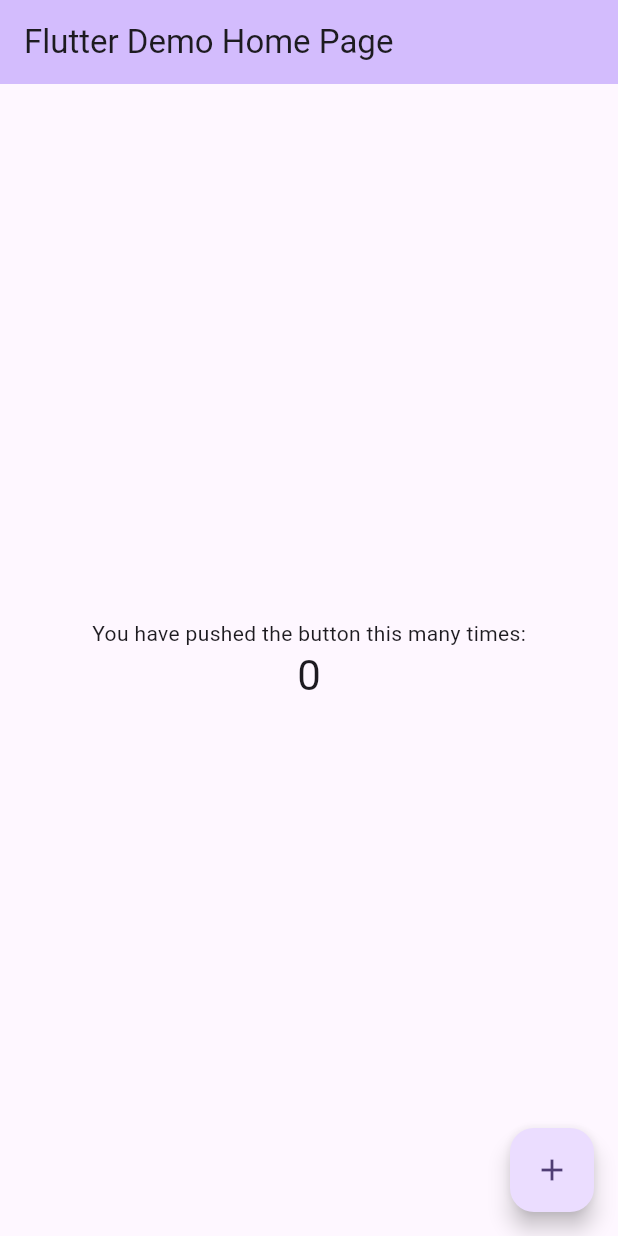
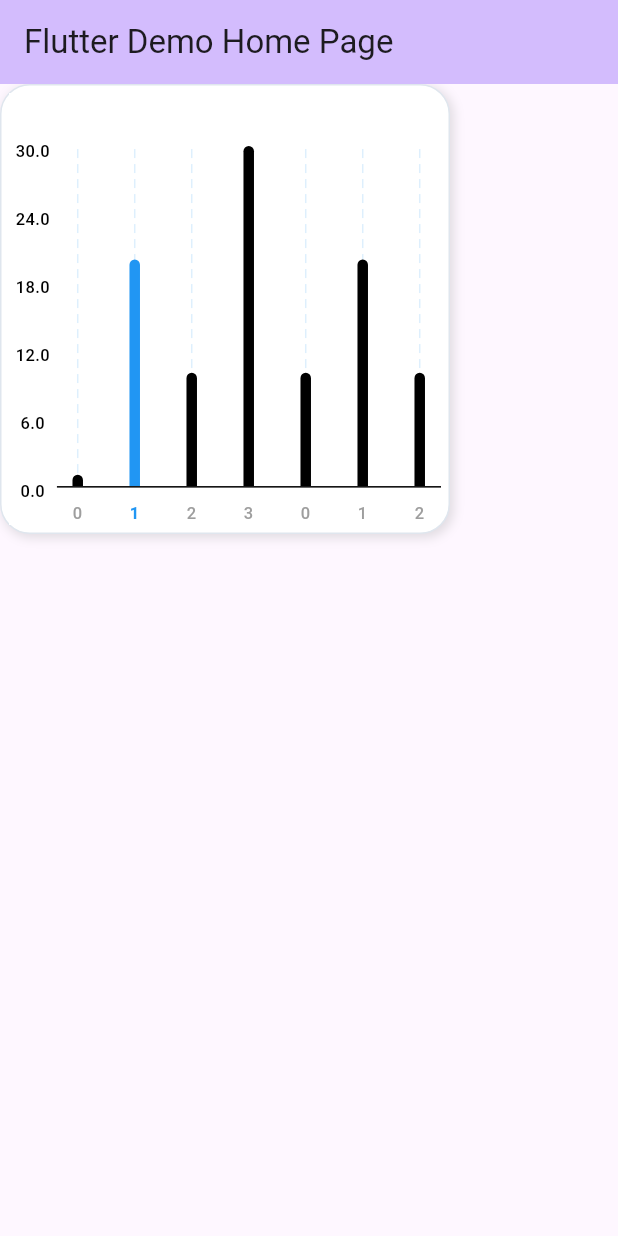
Before and after one commit to icecrao2/moon_charts, a Flutter app: the screen it shows after launch, on a phone screen of 412 x 824 dp. Run offline on Flutter 3.47's test engine with Material 3 defaults, Android fonts, the phone set to English and light mode, and no system bars.

Commit message:
y 축 단위 라벨 로직 버그 수정

```diff
--- a/example/lib/main.dart
+++ b/example/lib/main.dart
@@ -1,4 +1,5 @@
 import 'package:flutter/material.dart';
+import 'package:moon_graphs/moon_graphs.dart';
 
 void main() {
   runApp(const MyApp());
@@ -7,27 +8,11 @@ void main() {
 class MyApp extends StatelessWidget {
   const MyApp({super.key});
 
-  // This widget is the root of your application.
   @override
   Widget build(BuildContext context) {
     return MaterialApp(
       title: 'Flutter Demo',
       theme: ThemeData(
-        // This is the theme of your application.
-        //
-        // TRY THIS: Try running your application with "flutter run". You'll see
-        // the application has a purple toolbar. Then, without quitting the app,
-        // try changing the seedColor in the colorScheme below to Colors.green
-        // and then invoke "hot reload" (save your changes or press the "hot
-        // reload" button in a Flutter-supported IDE, or press "r" if you used
-        // the command line to start the app).
-        //
-        // Notice that the counter didn't reset back to zero; the application
-        // state is not lost during the reload. To reset the state, use hot
-        // restart instead.
-        //
-        // This works for code too, not just values: Most code changes can be
-        // tested with just a hot reload.
         colorScheme: ColorScheme.fromSeed(seedColor: Colors.deepPurple),
         useMaterial3: true,
       ),
@@ -39,15 +24,6 @@ class MyApp extends StatelessWidget {
 class MyHomePage extends StatefulWidget {
   const MyHomePage({super.key, required this.title});
 
-  // This widget is the home page of your application. It is stateful, meaning
-  // that it has a State object (defined below) that contains fields that affect
-  // how it looks.
-
-  // This class is the configuration for the state. It holds the values (in this
-  // case the title) provided by the parent (in this case the App widget) and
-  // used by the build method of the State. Fields in a Widget subclass are
-  // always marked "final".
-
   final String title;
 
   @override
@@ -55,71 +31,45 @@ class MyHomePage extends StatefulWidget {
 }
 
 class _MyHomePageState extends State<MyHomePage> {
-  int _counter = 0;
-
-  void _incrementCounter() {
-    setState(() {
-      // This call to setState tells the Flutter framework that something has
-      // changed in this State, which causes it to rerun the build method below
-      // so that the display can reflect the updated values. If we changed
-      // _counter without calling setState(), then the build method would not be
-      // called again, and so nothing would appear to happen.
-      _counter++;
-    });
-  }
-
   @override
   Widget build(BuildContext context) {
-    // This method is rerun every time setState is called, for instance as done
-    // by the _incrementCounter method above.
-    //
-    // The Flutter framework has been optimized to make rerunning build methods
-    // fast, so that you can just rebuild anything that needs updating rather
-    // than having to individually change instances of widgets.
+
     return Scaffold(
       appBar: AppBar(
-        // TRY THIS: Try changing the color here to a specific color (to
-        // Colors.amber, perhaps?) and trigger a hot reload to see the AppBar
-        // change color while the other colors stay the same.
         backgroundColor: Theme.of(context).colorScheme.inversePrimary,
-        // Here we take the value from the MyHomePage object that was created by
-        // the App.build method, and use it to set our appbar title.
         title: Text(widget.title),
       ),
-      body: Center(
-        // Center is a layout widget. It takes a single child and positions it
-        // in the middle of the parent.
-        child: Column(
-          // Column is also a layout widget. It takes a list of children and
-          // arranges them vertically. By default, it sizes itself to fit its
-          // children horizontally, and tries to be as tall as its parent.
-          //
-          // Column has various properties to control how it sizes itself and
-          // how it positions its children. Here we use mainAxisAlignment to
-          // center the children vertically; the main axis here is the vertical
-          // axis because Columns are vertical (the cross axis would be
-          // horizontal).
-          //
-          // TRY THIS: Invoke "debug painting" (choose the "Toggle Debug Paint"
-          // action in the IDE, or press "p" in the console), to see the
-          // wireframe for each widget.
-          mainAxisAlignment: MainAxisAlignment.center,
-          children: <Widget>[
-            const Text(
-              'You have pushed the button this many times:',
-            ),
-            Text(
-              '$_counter',
-              style: Theme.of(context).textTheme.headlineMedium,
-            ),
+      body: Container(
+        width: 300,
+        height: 300,
+        alignment: Alignment.center,
+        child: BarChartWidget(
+          chartPointGroup: [
+            ChartPointUIModel(x: '0', y: 1),
+            ChartPointUIModel(x: '1', y: 20),
+            ChartPointUIModel(x: '2', y: 10),
+            ChartPointUIModel(x: '3', y: 40),
+            ChartPointUIModel(x: '0', y: 10),
+            ChartPointUIModel(x: '1', y: 20),
+            ChartPointUIModel(x: '2', y: 10),
+            ChartPointUIModel(x: '3', y: 40),
+            ChartPointUIModel(x: '0', y: 10),
+            ChartPointUIModel(x: '1', y: 20),
+            ChartPointUIModel(x: '2', y: 10),
+            ChartPointUIModel(x: '3', y: 40),
+            ChartPointUIModel(x: '0', y: 10),
+            ChartPointUIModel(x: '1', y: 20),
+            ChartPointUIModel(x: '2', y: 10),
+            ChartPointUIModel(x: '3', y: 40),
           ],
+          maxY: 30,
+          hitXIndex: 1,
+          onChangeSelectedIndex: (index) {
+
+          }
         ),
       ),
-      floatingActionButton: FloatingActionButton(
-        onPressed: _incrementCounter,
-        tooltip: 'Increment',
-        child: const Icon(Icons.add),
-      ), // This trailing comma makes auto-formatting nicer for build methods.
+
     );
   }
 }
--- a/lib/src/bar_graph/bar_graph.dart
+++ b/lib/src/bar_graph/bar_graph.dart
@@ -55,7 +55,7 @@ class _BarChartState extends State<BarChartWidget> {
       _scrollController.jumpTo(scrollPoint);
     }
 
-    xCategoryFontSize = calculateFontSizeWithWidth(widget.chartPointGroup.last.x.isNotEmpty ? widget.chartPointGroup.last.x : "    " , _itemWidth, context) - 2;
+    // xCategoryFontSize = calculateFontSizeWithWidth(widget.chartPointGroup.last.x.isNotEmpty ? widget.chartPointGroup.last.x : "    " , _itemWidth, context) - 2;
 
     super.didUpdateWidget(oldWidget);
   }
@@ -104,7 +104,7 @@ class _BarChartState extends State<BarChartWidget> {
                                   style: TextStyle(
                                     fontSize: xCategoryFontSize,
                                     fontWeight: widget.hitXIndex == index ? FontWeight.w600 : FontWeight.w500,
-                                      color: widget.hitXIndex == index ? ColorResourceEnumUIModel.newBlue5.color : ColorResourceEnumUIModel.newGrey8.color
+                                    color: widget.hitXIndex == index ? Colors.blue : Colors.grey
                                   ),
                                 ),
                               )
@@ -125,7 +125,7 @@ class _BarChartState extends State<BarChartWidget> {
                                     lineWidth: 1,
                                     lineHeight: 6,
                                     space: 4,
-                                    color: ColorResourceEnumUIModel.newBlue4.color.withOpacity(0.15)
+                                    color: Colors.blue.withOpacity(0.15)
                                 ),
                               )
                             ],
@@ -139,7 +139,7 @@ class _BarChartState extends State<BarChartWidget> {
                             width: widget.chartPointGroup.length * (_itemWidth + _itemBetweenPadding),
                             height: 1,
                             decoration: BoxDecoration(
-                              color: ColorResourceEnumUIModel.black1.color,
+                              color: Colors.black,
                             ),
                           )
                       ),
@@ -161,7 +161,7 @@ class _BarChartState extends State<BarChartWidget> {
                                       width: _itemBarWidth,
                                       height: (_graphHeight / widget.maxY) * widget.chartPointGroup[index].y,
                                       decoration: BoxDecoration(
-                                          color: widget.hitXIndex == index ? ColorResourceEnumUIModel.newBlue1.color : ColorResourceEnumUIModel.newBlue6.color,
+                                          color: widget.hitXIndex == index ? Colors.blue : Colors.black,
                                           borderRadius: const BorderRadius.only(
                                             topLeft: Radius.circular(10.0),
                                             topRight: Radius.circular(10.0),
@@ -218,24 +218,19 @@ class _BarChartState extends State<BarChartWidget> {
                         verticalDirection: VerticalDirection.down,
                         children: [
 
-                          for(double number = widget.maxY; number >= 0; number -= _yAxisScale) Column(
-                            children: [
-                              Text(
+                          for(double number = widget.maxY; number >= 0; number -= _yAxisScale) Container(
+                            width: _yAxisWidth,
+                            height: number.toStringAsFixed(1) == '0.0' ? 30 : _yAxisUnitHeight,
+                            alignment: Alignment.topCenter,
+                            child: Text(
                               number.toStringAsFixed(1),
                               textAlign: TextAlign.center,
                               style: TextStyle(
                                   fontSize: 11,
                                   fontWeight: FontWeight.w500,
-                                    color: ColorResourceEnumUIModel.black1.color
+                                  color: Colors.black
                               ),
                             ),
-                              if(number > 0.1) Container(
-                                width: _yAxisWidth,
-                                height: _yAxisUnitHeight / 2,
-                                alignment: Alignment.topCenter,
-                                child: const Text(''),
-                              )
-                            ],
                           )
                         ],
                       ),
--- a/lib/src/bar_graph/bar_graph_lib.dart
+++ b/lib/src/bar_graph/bar_graph_lib.dart
@@ -3,8 +3,9 @@
 library bar_graph_library;
 
 import 'package:flutter/cupertino.dart';
+import 'package:flutter/material.dart';
 
-import '../common/font_size_calculator.dart';
+import '../common/common_lib.dart';
 
 
 
--- /dev/null
+++ b/lib/src/common/card_shape_container.dart
@@ -0,0 +1,44 @@
+
+
+part of common_lib;
+
+
+
+class CardShapeContainer extends StatelessWidget {
+
+  final Widget? child;
+  final EdgeInsets? margin;
+  final EdgeInsets? padding;
+
+  const CardShapeContainer({
+    super.key,
+    required this.child,
+    this.margin,
+    this.padding,
+  });
+
+  @override
+  Widget build(BuildContext context) {
+    return  Container(
+      margin: margin,
+      padding: padding,
+      decoration: BoxDecoration(
+          color: Colors.white,
+          borderRadius: BorderRadius.circular(20),
+          border: Border.all(
+            color: const Color.fromRGBO(223, 230, 238, 1),
+            width: 1,
+          ),
+          boxShadow:[
+            BoxShadow(
+                color: Colors.grey.withOpacity(0.3),
+                blurRadius: 5,
+                spreadRadius: 0.1,
+                offset: const Offset(2, 2)
+            )
+          ]
+      ),
+      child: child,
+    );
+  }
+}
--- /dev/null
+++ b/lib/src/common/common_lib.dart
@@ -0,0 +1,12 @@
+
+
+library common_lib;
+
+import 'package:flutter/cupertino.dart';
+import 'package:flutter/material.dart';
+
+
+
+part 'card_shape_container.dart';
+part 'font_size_calculator.dart';
+part 'custom_dotted_line.dart';
--- /dev/null
+++ b/lib/src/common/custom_dotted_line.dart
@@ -0,0 +1,48 @@
+
+
+part of common_lib;
+
+
+
+class CustomDottedLine extends StatelessWidget {
+
+  final double width;
+  final double height;
+  final double lineWidth;
+  final double lineHeight;
+  final double space;
+  final Color color;
+
+  double get numberOfDot => height / (lineHeight + space) - 1;
+
+  const CustomDottedLine({
+    super.key,
+    required this.width,
+    required this.height,
+    required this.lineWidth,
+    required this.lineHeight,
+    required this.space,
+    required this.color
+  });
+
+  @override
+  Widget build(BuildContext context) {
+
+    return SizedBox(
+      width: width,
+      height: height,
+      child: Flex(
+        direction: Axis.vertical,
+        children: [
+          for(int i = 0 ; i < numberOfDot ; i++) Container(
+            margin: EdgeInsets.symmetric(vertical: space / 2),
+            color: color,
+            width: lineWidth,
+            height: lineHeight,
+          )
+        ],
+      ),
+    );
+  }
+
+}
--- a/lib/src/common/font_size_calculator.dart
+++ b/lib/src/common/font_size_calculator.dart
@@ -1,6 +1,6 @@
 
 
-import 'package:flutter/cupertino.dart';
+part of common_lib;
 
 
 
```
Also changed, not shown: example/pubspec.yaml (+3 -66 lines), pubspec.yaml (+0 -35 lines), example/pubspec.lock. Lines whose indentation alone changed are shown as unchanged.
